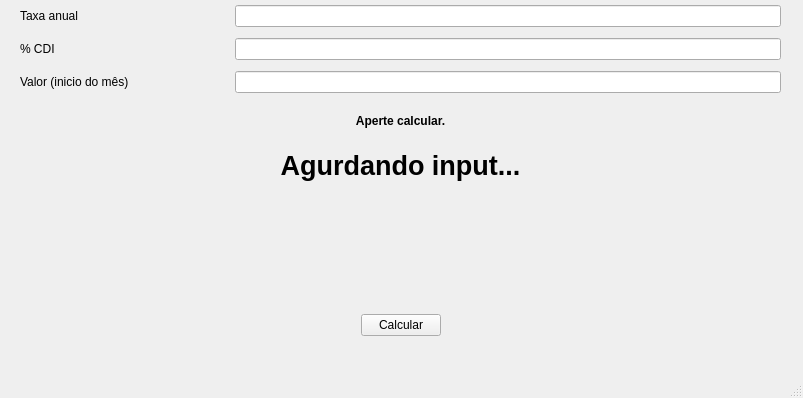
BrenoMartinsDeOliveiraVasconcelos/CDI-Calculadora, file calculadora.ui: the form before one commit.
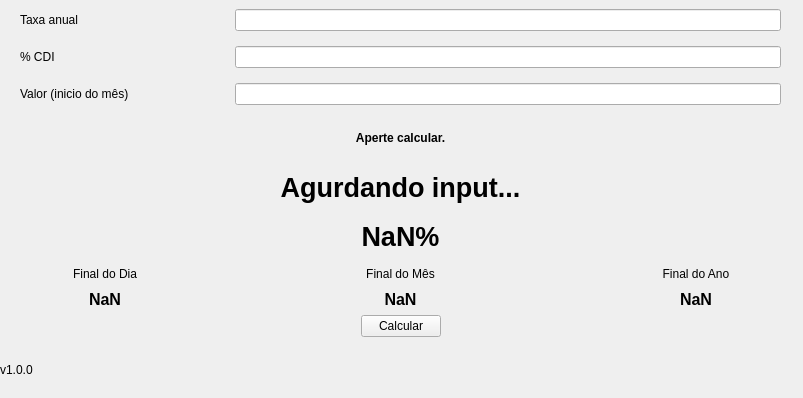
The form after the commit.

```diff
--- a/calculadora.ui
+++ b/calculadora.ui
@@ -35,13 +35,19 @@
    <string>Calculadora</string>
   </property>
   <widget class="QWidget" name="centralwidget">
+   <property name="sizePolicy">
+    <sizepolicy hsizetype="Fixed" vsizetype="Fixed">
+     <horstretch>0</horstretch>
+     <verstretch>0</verstretch>
+    </sizepolicy>
+   </property>
    <widget class="QWidget" name="gridLayoutWidget">
     <property name="geometry">
      <rect>
       <x>0</x>
       <y>0</y>
       <width>801</width>
-      <height>101</height>
+      <height>114</height>
      </rect>
     </property>
     <layout class="QGridLayout" name="principal">
@@ -52,6 +58,32 @@
        </property>
       </widget>
      </item>
+     <item row="0" column="1">
+      <widget class="QLabel" name="taxa">
+       <property name="text">
+        <string>Taxa anual</string>
+       </property>
+      </widget>
+     </item>
+     <item row="3" column="3">
+      <widget class="QLineEdit" name="valorInput"/>
+     </item>
+     <item row="2" column="2">
+      <spacer name="horizontalSpacer_3">
+       <property name="orientation">
+        <enum>Qt::Orientation::Horizontal</enum>
+       </property>
+       <property name="sizeType">
+        <enum>QSizePolicy::Policy::Fixed</enum>
+       </property>
+       <property name="sizeHint" stdset="0">
+        <size>
+         <width>100</width>
+         <height>20</height>
+        </size>
+       </property>
+      </spacer>
+     </item>
      <item row="2" column="4">
       <spacer name="horizontalSpacer_4">
        <property name="orientation">
@@ -75,38 +107,6 @@
        </property>
       </widget>
      </item>
-     <item row="2" column="2">
-      <spacer name="horizontalSpacer_3">
-       <property name="orientation">
-        <enum>Qt::Orientation::Horizontal</enum>
-       </property>
-       <property name="sizeType">
-        <enum>QSizePolicy::Policy::Fixed</enum>
-       </property>
-       <property name="sizeHint" stdset="0">
-        <size>
-         <width>100</width>
-         <height>20</height>
-        </size>
-       </property>
-      </spacer>
-     </item>
-     <item row="0" column="3">
-      <widget class="QLineEdit" name="taxaInput"/>
-     </item>
-     <item row="3" column="3">
-      <widget class="QLineEdit" name="valorInput"/>
-     </item>
-     <item row="0" column="1">
-      <widget class="QLabel" name="taxa">
-       <property name="text">
-        <string>Taxa anual</string>
-       </property>
-      </widget>
-     </item>
-     <item row="2" column="3">
-      <widget class="QLineEdit" name="cdiInput"/>
-     </item>
      <item row="2" column="0">
       <spacer name="horizontalSpacer_5">
        <property name="orientation">
@@ -123,50 +123,11 @@
        </property>
       </spacer>
      </item>
-    </layout>
-   </widget>
-   <widget class="QWidget" name="horizontalLayoutWidget">
-    <property name="geometry">
-     <rect>
-      <x>0</x>
-      <y>300</y>
-      <width>801</width>
-      <height>51</height>
-     </rect>
-    </property>
-    <layout class="QHBoxLayout" name="botoesBaixo">
-     <item>
-      <spacer name="horizontalSpacer">
-       <property name="orientation">
-        <enum>Qt::Orientation::Horizontal</enum>
-       </property>
-       <property name="sizeHint" stdset="0">
-        <size>
-         <width>40</width>
-         <height>20</height>
-        </size>
-       </property>
-      </spacer>
+     <item row="2" column="3">
+      <widget class="QLineEdit" name="cdiInput"/>
      </item>
-     <item>
-      <widget class="QPushButton" name="caciar">
-       <property name="text">
-        <string>Calcular</string>
-       </property>
-      </widget>
-     </item>
-     <item>
-      <spacer name="horizontalSpacer_2">
-       <property name="orientation">
-        <enum>Qt::Orientation::Horizontal</enum>
-       </property>
-       <property name="sizeHint" stdset="0">
-        <size>
-         <width>40</width>
-         <height>20</height>
-        </size>
-       </property>
-      </spacer>
+     <item row="0" column="3">
+      <widget class="QLineEdit" name="taxaInput"/>
      </item>
     </layout>
    </widget>
@@ -174,12 +135,27 @@
     <property name="geometry">
      <rect>
       <x>0</x>
-      <y>140</y>
+      <y>116</y>
       <width>801</width>
-      <height>161</height>
+      <height>221</height>
      </rect>
     </property>
     <layout class="QVBoxLayout" name="resultados">
+     <item>
+      <widget class="QLabel" name="erroLabel">
+       <property name="font">
+        <font>
+         <bold>true</bold>
+        </font>
+       </property>
+       <property name="text">
+        <string>Aperte calcular.</string>
+       </property>
+       <property name="alignment">
+        <set>Qt::AlignmentFlag::AlignCenter</set>
+       </property>
+      </widget>
+     </item>
      <item>
       <widget class="QLabel" name="aumentoDia">
        <property name="font">
@@ -208,7 +184,7 @@
         </font>
        </property>
        <property name="text">
-        <string/>
+        <string>NaN%</string>
        </property>
        <property name="alignment">
         <set>Qt::AlignmentFlag::AlignCenter</set>
@@ -216,40 +192,70 @@
       </widget>
      </item>
      <item>
-      <layout class="QHBoxLayout" name="valoresFinal">
-       <item>
-        <widget class="QLabel" name="finalDia">
-         <property name="font">
-          <font>
-           <pointsize>12</pointsize>
-           <bold>true</bold>
-          </font>
-         </property>
+      <layout class="QGridLayout" name="valoresFInais">
+       <item row="0" column="0">
+        <widget class="QLabel" name="finalDiaExp">
          <property name="text">
-          <string/>
+          <string>Final do Dia</string>
          </property>
          <property name="alignment">
           <set>Qt::AlignmentFlag::AlignCenter</set>
          </property>
         </widget>
        </item>
-       <item>
-        <widget class="QLabel" name="finalMes">
-         <property name="font">
-          <font>
-           <pointsize>12</pointsize>
-           <bold>true</bold>
-          </font>
+       <item row="0" column="2">
+        <widget class="QLabel" name="finalMesExp">
+         <property name="text">
+          <string>Final do Mês</string>
          </property>
+         <property name="alignment">
+          <set>Qt::AlignmentFlag::AlignCenter</set>
+         </property>
+        </widget>
+       </item>
+       <item row="0" column="4">
+        <widget class="QLabel" name="label">
          <property name="text">
-          <string/>
+          <string>Final do Ano</string>
          </property>
          <property name="alignment">
           <set>Qt::AlignmentFlag::AlignCenter</set>
          </property>
         </widget>
        </item>
-       <item>
+       <item row="0" column="3">
+        <spacer name="horizontalSpacer_7">
+         <property name="orientation">
+          <enum>Qt::Orientation::Horizontal</enum>
+         </property>
+         <property name="sizeType">
+          <enum>QSizePolicy::Policy::Fixed</enum>
+         </property>
+         <property name="sizeHint" stdset="0">
+          <size>
+           <width>80</width>
+           <height>20</height>
+          </size>
+         </property>
+        </spacer>
+       </item>
+       <item row="0" column="1">
+        <spacer name="horizontalSpacer_6">
+         <property name="orientation">
+          <enum>Qt::Orientation::Horizontal</enum>
+         </property>
+         <property name="sizeType">
+          <enum>QSizePolicy::Policy::Fixed</enum>
+         </property>
+         <property name="sizeHint" stdset="0">
+          <size>
+           <width>80</width>
+           <height>20</height>
+          </size>
+         </property>
+        </spacer>
+       </item>
+       <item row="1" column="4">
         <widget class="QLabel" name="finalAno">
          <property name="font">
           <font>
@@ -258,39 +264,106 @@
           </font>
          </property>
          <property name="text">
-          <string/>
+          <string>NaN</string>
          </property>
          <property name="alignment">
           <set>Qt::AlignmentFlag::AlignCenter</set>
          </property>
         </widget>
+       </item>
+       <item row="1" column="2">
+        <widget class="QLabel" name="finalMes">
+         <property name="font">
+          <font>
+           <pointsize>12</pointsize>
+           <bold>true</bold>
+          </font>
+         </property>
+         <property name="text">
+          <string>NaN</string>
+         </property>
+         <property name="alignment">
+          <set>Qt::AlignmentFlag::AlignCenter</set>
+         </property>
+        </widget>
+       </item>
+       <item row="1" column="0">
+        <widget class="QLabel" name="finalDia">
+         <property name="font">
+          <font>
+           <pointsize>12</pointsize>
+           <bold>true</bold>
+          </font>
+         </property>
+         <property name="text">
+          <string>NaN</string>
+         </property>
+         <property name="alignment">
+          <set>Qt::AlignmentFlag::AlignCenter</set>
+         </property>
+        </widget>
+       </item>
+      </layout>
+     </item>
+     <item>
+      <layout class="QHBoxLayout" name="botoesBaixo">
+       <item>
+        <spacer name="horizontalSpacer">
+         <property name="orientation">
+          <enum>Qt::Orientation::Horizontal</enum>
+         </property>
+         <property name="sizeHint" stdset="0">
+          <size>
+           <width>40</width>
+           <height>20</height>
+          </size>
+         </property>
+        </spacer>
+       </item>
+       <item>
+        <widget class="QPushButton" name="caciar">
+         <property name="text">
+          <string>Calcular</string>
+         </property>
+        </widget>
+       </item>
+       <item>
+        <spacer name="horizontalSpacer_2">
+         <property name="orientation">
+          <enum>Qt::Orientation::Horizontal</enum>
+         </property>
+         <property name="sizeHint" stdset="0">
+          <size>
+           <width>40</width>
+           <height>20</height>
+          </size>
+         </property>
+        </spacer>
        </item>
       </layout>
      </item>
     </layout>
    </widget>
-   <widget class="QWidget" name="verticalLayoutWidget_2">
+   <widget class="QWidget" name="horizontalLayoutWidget_2">
     <property name="geometry">
      <rect>
       <x>0</x>
-      <y>100</y>
-      <width>801</width>
-      <height>41</height>
+      <y>340</y>
+      <width>799</width>
+      <height>59</height>
      </rect>
     </property>
-    <layout class="QVBoxLayout" name="erro">
+    <layout class="QHBoxLayout" name="spacerInferior">
      <item>
-      <widget class="QLabel" name="erroLabel">
-       <property name="font">
-        <font>
-         <bold>true</bold>
-        </font>
-       </property>
+      <widget class="QLabel" name="versao">
        <property name="text">
-        <string>Aperte calcular.</string>
+        <string>v1.0.0</string>
        </property>
        <property name="alignment">
-        <set>Qt::AlignmentFlag::AlignCenter</set>
+        <set>Qt::AlignmentFlag::AlignLeading|Qt::AlignmentFlag::AlignLeft|Qt::AlignmentFlag::AlignVCenter</set>
+       </property>
+       <property name="margin">
+        <number>20</number>
        </property>
       </widget>
      </item>
@@ -303,11 +376,10 @@
      <x>0</x>
      <y>0</y>
      <width>803</width>
-     <height>21</height>
+     <height>22</height>
     </rect>
    </property>
   </widget>
-  <widget class="QStatusBar" name="statusbar"/>
  </widget>
  <resources/>
  <connections/>
```
